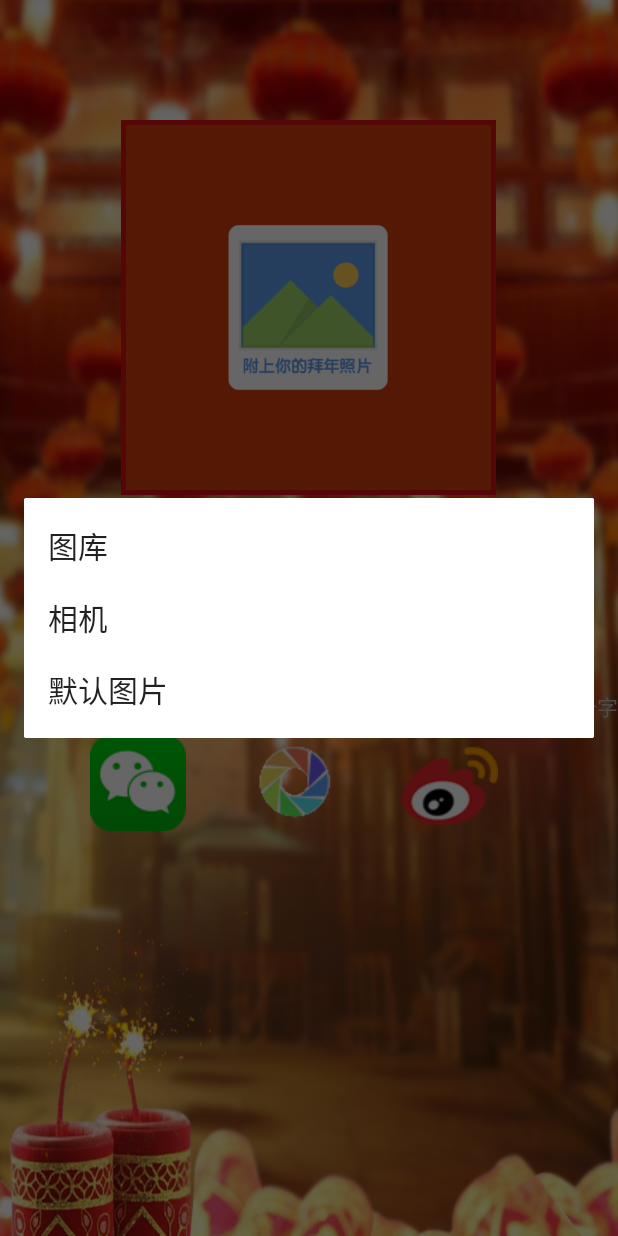
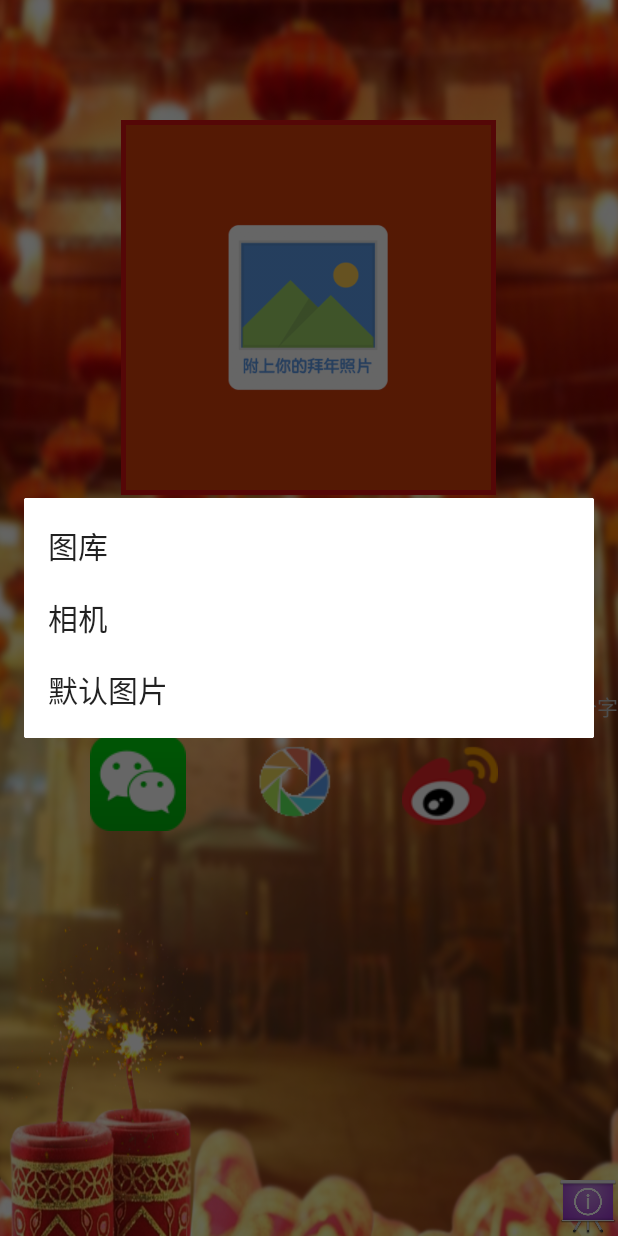
Before and after one commit to runyan/NewYear, an Android app: the screen it shows after launch (MainActivity), after a tap on "新年好", on a phone screen of 412 x 824 dp. Run offline under Robolectric (Android 15) with nearby library versions, the phone set to English and light mode, and no system bars; libraries missing offline, so code that uses them is left out: com.sina.weibo, com.tencent.mm, me.drakeet.materialdialog; pictures from the network do not load; Roboto replaces fonts that are not available here; 6 statements that could not run were skipped.

Commit message:
remove useless files

```diff
--- a/app/build.gradle
+++ b/app/build.gradle
@@ -1,7 +1,7 @@
 apply plugin: 'com.android.application'
 
 def computeVersion() {
-    return "1.3.3";
+    return "1.3.4";
 }
 
 android {
@@ -12,7 +12,7 @@ android {
         applicationId "com.imooc.run.newyear"
         minSdkVersion 14
         targetSdkVersion 23
-        versionCode 30
+        versionCode 31
         versionName computeVersion()
     }
     buildTypes {
@@ -32,4 +32,5 @@ dependencies {
     compile files('libs/weiboSDKCore_3.1.4.jar')
     compile 'org.jetbrains:annotations:13.0'
     compile 'pl.droidsonroids.gif:android-gif-drawable:1.1.4'
+    compile 'me.drakeet.materialdialog:library:1.3.0'
 }
--- a/app/src/main/java/com/imooc/run/newyear/MainActivity.java
+++ b/app/src/main/java/com/imooc/run/newyear/MainActivity.java
@@ -40,6 +40,8 @@ import com.sina.weibo.sdk.constant.WBConstants;
 
 import java.io.FileInputStream;
 
+import me.drakeet.materialdialog.MaterialDialog;
+
 /**
  * 微博分享： https://open.weibo.com https://github.com/sinaweibosdk/weibo_android_sdk
  * <p/>
@@ -48,9 +50,12 @@ import java.io.FileInputStream;
 public class MainActivity extends Activity implements IWeiboHandler.Response {
 
     private ImageView mPhoto;
+    private ImageView mAbout;
+
     private Button mWeChatShareTimeLine;
     private Button mWeChatShareFriend;
     private Button mWeiBoShare;
+
     private EditText mWishText;
     private TextView mTextLength;
 
@@ -62,9 +67,6 @@ public class MainActivity extends Activity implements IWeiboHandler.Response {
 
     private Sensor mSensor;
     private SensorManager mSensorManager;
-
-    private AlertDialog.Builder mAlertBuilder;
-    private AlertDialog.Builder mSelectBuilder;
 
     private final String photoDirPath = Environment.getExternalStoragePublicDirectory(Environment.DIRECTORY_DCIM)
             + "/Camera"; //相机拍照后图片的保存位置
@@ -161,9 +163,6 @@ public class MainActivity extends Activity implements IWeiboHandler.Response {
         util = new Util(mContext, MainActivity.this);
         wishTexts = getResources().getStringArray(R.array.WishTextItemArray);
 
-        mAlertBuilder = util.getAlertDialog();
-        mSelectBuilder = util.getAlertDialog();
-
         mSensorManager = (SensorManager) getSystemService(SENSOR_SERVICE);
         mSensor = mSensorManager.getDefaultSensor(Sensor.TYPE_ACCELEROMETER);
 
@@ -220,7 +219,8 @@ public class MainActivity extends Activity implements IWeiboHandler.Response {
             @Override
             public void onClick(View v) {
                 util.showMessage(getString(R.string.long_press_hint2), Toast.LENGTH_SHORT);
-                mAlertBuilder.setItems(getResources().getStringArray(R.array.GalleryItemSelectionArray), new DialogInterface.OnClickListener() { //选择图片位置
+                AlertDialog.Builder builder = util.getAlertDialog();
+                builder.setItems(getResources().getStringArray(R.array.GalleryItemSelectionArray), new DialogInterface.OnClickListener() { //选择图片位置
                     @Override
                     public void onClick(DialogInterface dialog, int which) {
                         switch (which) {
@@ -254,7 +254,7 @@ public class MainActivity extends Activity implements IWeiboHandler.Response {
                         }
                     }
                 });
-                mAlertBuilder.show();
+                builder.show();
             }
         });
 
@@ -280,6 +280,16 @@ public class MainActivity extends Activity implements IWeiboHandler.Response {
             public void onClick(View v) {
                 weiBoShareUtil.weiBoAction(generateSpringCard(), true, true, false, false, false, false);
                 setVisibility(View.VISIBLE);
+            }
+        });
+
+        mAbout = (ImageView) findViewById(R.id.about);
+        mAbout.setOnClickListener(new OnClickListener() {
+            @Override
+            public void onClick(View v) {
+                MaterialDialog mMaterialDialog = new MaterialDialog(mContext);
+                mMaterialDialog.setTitle("关于").setMessage("版本：1.3.4\nAll Rights Reserved")
+                        .setCanceledOnTouchOutside(true).show();
             }
         });
     }
@@ -321,14 +331,16 @@ public class MainActivity extends Activity implements IWeiboHandler.Response {
      * @param flag 是否可以输入祝福语
      */
     private void enterText(final boolean flag) {
-        mAlertBuilder.setItems(getResources().getStringArray(R.array.WishTextItemSelectionArray),
+        AlertDialog.Builder builder = util.getAlertDialog();
+        builder.setItems(getResources().getStringArray(R.array.WishTextItemSelectionArray),
                 new DialogInterface.OnClickListener() {
                     @Override
                     public void onClick(DialogInterface dialog, int which) {
                         switch (which) {
                             case 0: {  //选择默认祝福语
                                 //默认祝福语选择对话框
-                                mSelectBuilder.setTitle(getString(R.string.wish_text_selection))
+                                AlertDialog.Builder selector = util.getAlertDialog();
+                                selector.setTitle(getString(R.string.wish_text_selection))
                                         .setSingleChoiceItems(wishTexts, 0, new DialogInterface.OnClickListener() {
                                             @Override
                                             public void onClick(DialogInterface dialog, int which) {
@@ -337,7 +349,7 @@ public class MainActivity extends Activity implements IWeiboHandler.Response {
                                                 util.closeInputMethod(mWishText); //选择祝福语后关闭屏幕键盘
                                             }
                                         });
-                                mSelectBuilder.show();
+                                selector.show();
                                 break;
                             }
                             case 1: { //选择输入祝福语
@@ -354,7 +366,7 @@ public class MainActivity extends Activity implements IWeiboHandler.Response {
                         }
                     }
                 });
-        mAlertBuilder.show();
+        builder.show();
     }
 
     //摇晃设备监听类
@@ -430,6 +442,7 @@ public class MainActivity extends Activity implements IWeiboHandler.Response {
         mWeChatShareTimeLine.setVisibility(visibility);
         mWeiBoShare.setVisibility(visibility);
         mTextLength.setVisibility(visibility);
+        mAbout.setVisibility(visibility);
     }
 
     /**
--- a/app/src/main/java/com/imooc/run/newyear/PicSelectActivity.java
+++ b/app/src/main/java/com/imooc/run/newyear/PicSelectActivity.java
@@ -49,7 +49,7 @@ public class PicSelectActivity extends Activity {
     }
 
     private void initView() {
-        popupWindowUtil = new PopupWindowUtil(mContext, PicSelectActivity.this, R.layout.pic_select_popupwindow,
+        popupWindowUtil = new PopupWindowUtil(mContext, PicSelectActivity.this, R.layout.popupwindow_pic_select,
                 RelativeLayout.LayoutParams.WRAP_CONTENT, RelativeLayout.LayoutParams.WRAP_CONTENT);
         mPics = (RadioGroup) findViewById(R.id.pics);
 
--- a/app/src/main/res/layout/activity_main.xml
+++ b/app/src/main/res/layout/activity_main.xml
@@ -74,4 +74,14 @@
         android:layout_toRightOf="@+id/wechat_share_timeline"
         android:background="@drawable/share_weibo" />
 
+    <ImageView
+        android:id="@+id/about"
+        android:layout_width="40dp"
+        android:layout_height="40dp"
+        android:layout_alignParentBottom="true"
+        android:layout_alignParentEnd="true"
+        android:layout_alignParentRight="true"
+        android:contentDescription="@string/app_name"
+        android:src="@drawable/about" />
+
 </RelativeLayout>
```
Also changed, not shown: app/src/main/res/layout/test.xml (deleted, +0 -10 lines), app/src/main/res/drawable/about.png (added), app/src/main/res/layout/popupwindow_pic_select.xml (renamed from app/src/main/res/layout/pic_select_popupwindow.xml), 1 other file.
